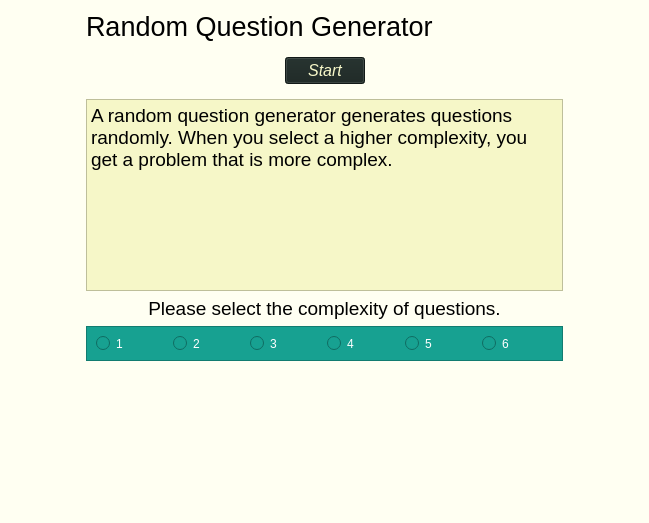
Old version of the form src/views/ui/randomPage.ui in the repository adibozzhanov/LeProgram.
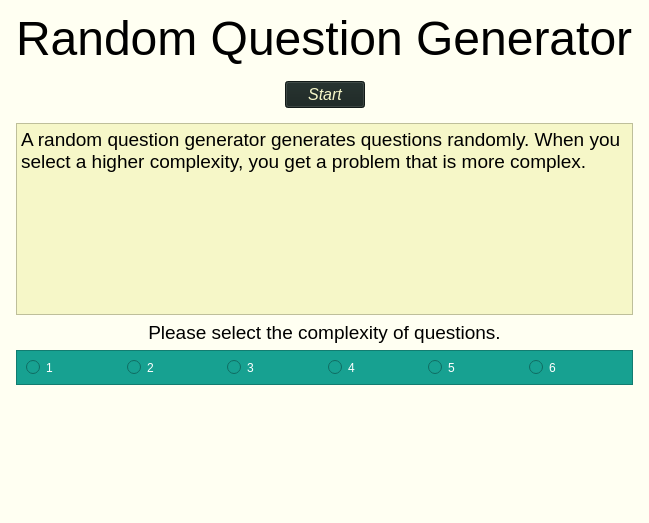
New version of the form.

```diff
--- a/src/views/ui/randomPage.ui
+++ b/src/views/ui/randomPage.ui
@@ -133,7 +133,7 @@
      <property name="font">
       <font>
        <family>Helvetica Neue</family>
-       <pointsize>20</pointsize>
+       <pointsize>36</pointsize>
        <weight>50</weight>
        <bold>false</bold>
       </font>
```
